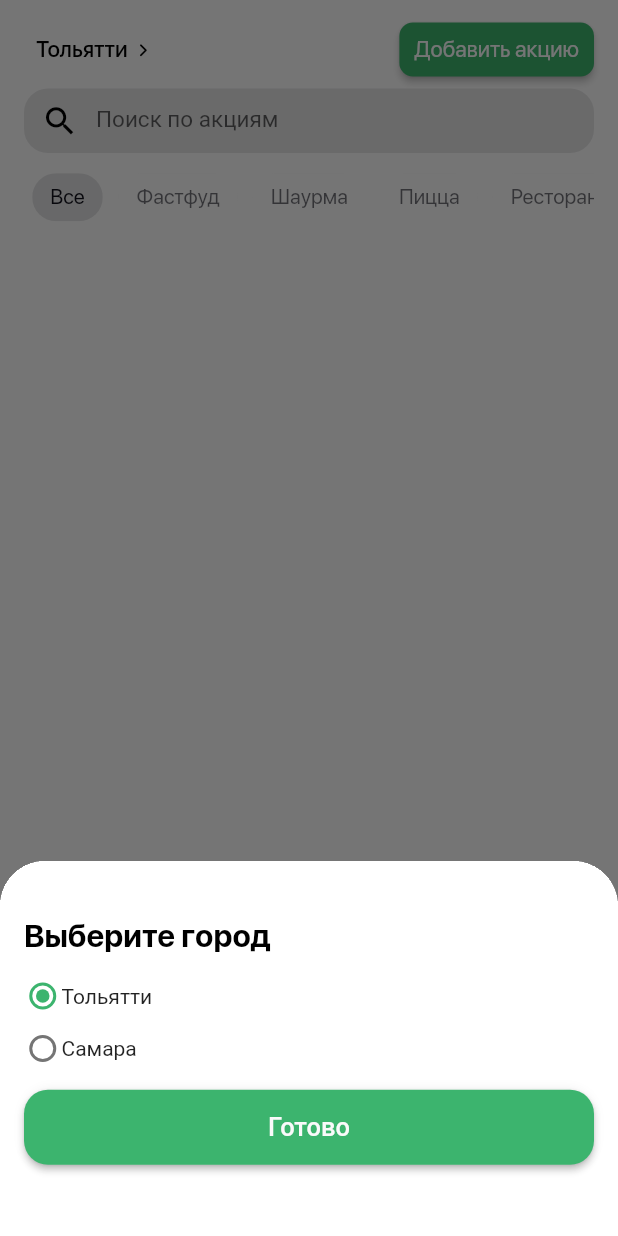
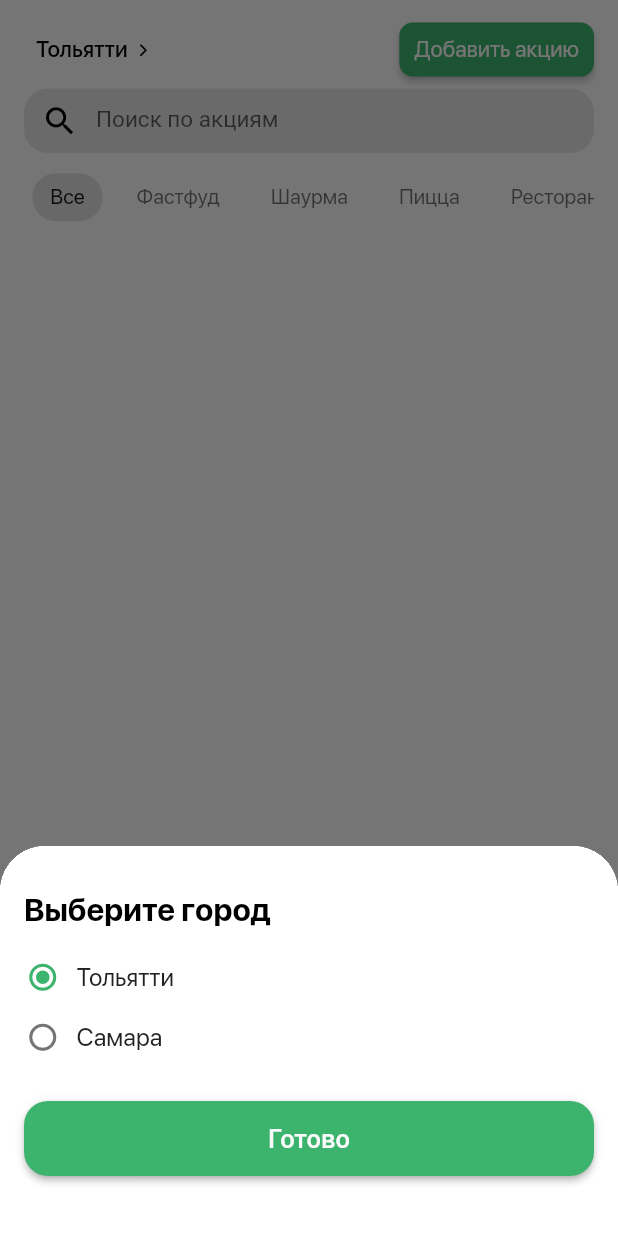
Before and after one commit to YolonnaOss/FoodStorm, a Flutter app: the screen it shows after launch, after a tap on "Тольятти", on a phone screen of 412 x 824 dp. Run offline on Flutter 3.47's test engine with Material 2 defaults, Android fonts, the phone set to English and light mode, and no system bars; our stand-ins replace adaptive_theme, animated_splash_screen, cloud_firestore, firebase_core, flutter_svg, geolocator and 4 more; accounts and stored records are empty; project files that could hold a hidden picture were left out.

Commit message:
Редактирование Bottom Sheet, текста кнопки выбора городов, редактирование названий файлов и классов

```diff
--- a/lib/food_storm_app.dart
+++ b/lib/food_storm_app.dart
@@ -8,10 +8,10 @@ import 'package:foodstorm/helper/constants.dart';
 import 'package:adaptive_theme/adaptive_theme.dart';
 import 'package:foodstorm/providers/map_provider.dart';
 import 'package:foodstorm/providers/app_bar_provider.dart';
-import 'package:foodstorm/providers/main_page_provider.dart';
+import 'package:foodstorm/providers/favorite_provider.dart';
 import 'package:foodstorm/screens/add_promotion_screen.dart';
 import 'package:foodstorm/providers/about_card_provider.dart';
-import 'package:foodstorm/providers/favorite_provider.dart';
+import 'package:foodstorm/providers/promotion_provider.dart';
 import 'package:foodstorm/providers/add_promotion_provider.dart';
 import 'package:flutter_localizations/flutter_localizations.dart';
 import 'package:foodstorm/widgets/material_bottom_bar_widget.dart';
@@ -37,7 +37,7 @@ class FoodStormApp extends StatelessWidget {
           create: (_) => AppBarProvider(),
         ),
         ChangeNotifierProvider(
-          create: (_) => MainPageProvider(),
+          create: (_) => PromotionProvider(),
         ),
         ChangeNotifierProvider(
           create: (_) => MapProvider(),
--- a/lib/l10n/intl_en.arb
+++ b/lib/l10n/intl_en.arb
@@ -45,5 +45,7 @@
     "attention": "Внимание!",
     "clear_favorite_text": "Очистить весь список избранного?",
     "yes": "Да",
-    "no": "Нет"
+    "no": "Нет",
+    "togliatty": "Тольятти",
+    "samara": "Самара"
 }
--- a/lib/l10n/intl_ru.arb
+++ b/lib/l10n/intl_ru.arb
@@ -45,5 +45,7 @@
   "attention": "Внимание!",
   "clear_favorite_text": "Очистить весь список избранного?",
   "yes": "Да",
-  "no": "Нет"
+  "no": "Нет",
+  "togliatty": "Тольятти",
+  "samara": "Самара"
 }
--- a/lib/providers/main_page_provider.dart
+++ /dev/null
@@ -1,10 +0,0 @@
-import 'package:flutter/material.dart';
-
-class MainPageProvider extends ChangeNotifier {
-  String sort = '';
-
-  changeSort(String filter) {
-    sort = filter;
-    notifyListeners();
-  }
-}
--- /dev/null
+++ b/lib/providers/promotion_provider.dart
@@ -0,0 +1,26 @@
+import 'package:flutter/material.dart';
+import 'package:foodstorm/generated/l10n.dart';
+
+enum Cities { togliatty, samara }
+
+class PromotionProvider extends ChangeNotifier {
+  String sort = '';
+
+  Cities? city = Cities.togliatty;
+  String cityName = '';
+
+  changeSort(String filter) {
+    if (filter == 'Все') {
+      sort = '';
+      notifyListeners();
+    } else {
+      sort = filter;
+      notifyListeners();
+    }
+  }
+
+  changeCity(Cities? currentCyty, BuildContext context) {
+    city = currentCyty;
+    notifyListeners();
+  }
+}
--- a/lib/widgets/cards_list_widget.dart
+++ b/lib/widgets/cards_list_widget.dart
@@ -1,3 +1,4 @@
+import 'package:foodstorm/providers/promotion_provider.dart';
 import 'package:intl/intl.dart';
 import 'package:flutter/gestures.dart';
 import 'package:flutter/material.dart';
@@ -18,12 +19,18 @@ class CardsListWidget extends StatefulWidget {
 class _CardsListWidgetState extends State<CardsListWidget> {
   @override
   Widget build(BuildContext context) {
-    final provider = Provider.of<FavoriteProvider>(context);
+    final favoriteProvider = Provider.of<FavoriteProvider>(context);
+    final promotionProvider = Provider.of<PromotionProvider>(context);
     final firestore = FirebaseFirestore.instance.collection('cards');
+    final filteringFirestore = FirebaseFirestore.instance
+        .collection('cards')
+        .where('tags', arrayContains: promotionProvider.sort);
     return Expanded(
       flex: 1,
       child: StreamBuilder(
-        stream: firestore.snapshots(),
+        stream: promotionProvider.sort.isEmpty
+            ? firestore.snapshots()
+            : filteringFirestore.snapshots(),
         builder: (context, AsyncSnapshot<QuerySnapshot> snapshot) {
           if (snapshot.hasData) {
             final cards = snapshot.data!.docs;
@@ -70,6 +77,9 @@ class _CardsListWidgetState extends State<CardsListWidget> {
                                   children: [
                                     Image.network(
                                       cards[index]['image'],
+                                      errorBuilder:
+                                          ((context, error, stackTrace) =>
+                                              Container()),
                                       width: double.infinity,
                                       fit: BoxFit.fitWidth,
                                     ),
@@ -234,7 +244,7 @@ class _CardsListWidgetState extends State<CardsListWidget> {
                                                             .primaryColor
                                                             .withOpacity(0.15),
                                                         onTap: () async {
-                                                          await provider
+                                                          await favoriteProvider
                                                               .addPostToFavorite(
                                                             cards[index].id,
                                                             cards[index]
@@ -299,9 +309,10 @@ class _CardsListWidgetState extends State<CardsListWidget> {
                                                           width: 45.0,
                                                           height: 45.0,
                                                           child: Icon(
-                                                            provider.checkFavoriteCard(
-                                                                    cards[index]
-                                                                        .id)
+                                                            favoriteProvider
+                                                                    .checkFavoriteCard(
+                                                                        cards[index]
+                                                                            .id)
                                                                 ? StormIcons
                                                                     .heart_fill
                                                                 : StormIcons
--- a/lib/widgets/choise_chips_widget.dart
+++ b/lib/widgets/choise_chips_widget.dart
@@ -2,7 +2,7 @@ import 'package:flutter/material.dart';
 import 'package:provider/provider.dart';
 import 'package:foodstorm/helper/constants.dart';
 import 'package:foodstorm/helper/task_list.dart';
-import 'package:foodstorm/providers/main_page_provider.dart';
+import 'package:foodstorm/providers/promotion_provider.dart';
 
 class ChoiseChipsWidget extends StatefulWidget {
   const ChoiseChipsWidget({Key? key}) : super(key: key);
@@ -12,10 +12,10 @@ class ChoiseChipsWidget extends StatefulWidget {
 }
 
 class _ChoiseChipsWidgetState extends State<ChoiseChipsWidget> {
-  int? _value = 0;
+  int _value = 0;
   @override
   Widget build(BuildContext context) {
-    final provider = Provider.of<MainPageProvider>(context);
+    final provider = Provider.of<PromotionProvider>(context);
     return Container(
       margin: const EdgeInsets.symmetric(vertical: 4.0),
       width: double.infinity,
@@ -47,8 +47,7 @@ class _ChoiseChipsWidgetState extends State<ChoiseChipsWidget> {
             selected: _value == index ? true : false,
             onSelected: (_) {
               setState(() {
-                if (index == 1) provider.changeSort(chipsText[index]);
-                if (index == 2) provider.changeSort(chipsText[index]);
+                provider.changeSort(chipsText[index]);
                 _value = index;
               });
             },
--- a/lib/widgets/main_app_bar_widget.dart
+++ b/lib/widgets/main_app_bar_widget.dart
@@ -1,10 +1,11 @@
 import '../generated/l10n.dart';
+import 'package:sizer/sizer.dart';
 import 'package:flutter/material.dart';
+import 'package:provider/provider.dart';
 import 'package:foodstorm/helper/constants.dart';
 import 'package:foodstorm/widgets/button_widget.dart';
+import 'package:foodstorm/providers/promotion_provider.dart';
 import 'package:foodstorm/helper/icons/storm_icons_icons.dart';
-
-enum Cities { togliatty, samara }
 
 class MainAppBarWidget extends StatefulWidget {
   const MainAppBarWidget({Key? key}) : super(key: key);
@@ -16,8 +17,7 @@ class MainAppBarWidget extends StatefulWidget {
 class _MainAppBarWidgetState extends State<MainAppBarWidget> {
   @override
   Widget build(BuildContext context) {
-    Cities? _city = Cities.togliatty;
-
+    final promotionProvider = Provider.of<PromotionProvider>(context);
     return Padding(
       padding: const EdgeInsets.symmetric(vertical: 3.0),
       child: SizedBox(
@@ -47,11 +47,12 @@ class _MainAppBarWidgetState extends State<MainAppBarWidget> {
                       ),
                     ),
                     context: context,
-                    builder: (context) => StatefulBuilder(
+                    builder: (context) => Wrap(
+                      children: [
+                        StatefulBuilder(
                           builder: (context, state) {
                             return Container(
                               color: Theme.of(context).highlightColor,
-                          height: 250.0,
                               width: double.infinity,
                               child: Padding(
                                 padding: const EdgeInsets.symmetric(
@@ -60,7 +61,8 @@ class _MainAppBarWidgetState extends State<MainAppBarWidget> {
                                 ),
                                 child: Column(
                                   crossAxisAlignment: CrossAxisAlignment.start,
-                              mainAxisAlignment: MainAxisAlignment.spaceAround,
+                                  mainAxisAlignment:
+                                      MainAxisAlignment.spaceAround,
                                   children: [
                                     Text(
                                       S.of(context).choise_city,
@@ -71,56 +73,101 @@ class _MainAppBarWidgetState extends State<MainAppBarWidget> {
                                       ),
                                     ),
                                     Column(
-                                  mainAxisAlignment: MainAxisAlignment.start,
-                                  crossAxisAlignment: CrossAxisAlignment.start,
+                                      mainAxisAlignment:
+                                          MainAxisAlignment.start,
+                                      crossAxisAlignment:
+                                          CrossAxisAlignment.start,
                                       children: [
-                                    Row(
+                                        const SizedBox(
+                                          height: 20.0,
+                                        ),
+                                        InkWell(
+                                          onTap: () {
+                                            state(() {
+                                              promotionProvider.changeCity(
+                                                  Cities.togliatty, context);
+                                            });
+                                          },
+                                          child: Row(
                                             children: [
                                               SizedBox(
                                                 width: 25.0,
                                                 height: 25.0,
                                                 child: Radio(
-                                            activeColor:
-                                                Theme.of(context).primaryColor,
+                                                  activeColor: Theme.of(context)
+                                                      .primaryColor,
                                                   value: Cities.togliatty,
-                                            groupValue: _city,
+                                                  groupValue:
+                                                      promotionProvider.city,
                                                   onChanged: (Cities? value) {
                                                     state(() {
-                                                _city = value;
+                                                      promotionProvider
+                                                          .changeCity(
+                                                              value, context);
                                                     });
                                                   },
                                                 ),
                                               ),
-                                        const Text('Тольятти'),
+                                              const SizedBox(
+                                                width: 10.0,
+                                              ),
+                                              Text(
+                                                S.of(context).togliatty,
+                                                style: TextStyle(
+                                                  fontFamily: ConstFont.sReg,
+                                                  fontSize: 12.sp,
+                                                ),
+                                              ),
                                             ],
                                           ),
+                                        ),
                                         const SizedBox(
-                                      height: 10.0,
+                                          height: 15.0,
                                         ),
-                                    Row(
+                                        InkWell(
+                                          onTap: (() {
+                                            state(() {
+                                              promotionProvider.changeCity(
+                                                  Cities.samara, context);
+                                            });
+                                          }),
+                                          child: Row(
                                             children: [
                                               SizedBox(
                                                 width: 25.0,
                                                 height: 25.0,
                                                 child: Radio(
-                                            activeColor:
-                                                Theme.of(context).primaryColor,
+                                                  activeColor: Theme.of(context)
+                                                      .primaryColor,
                                                   value: Cities.samara,
-                                            groupValue: _city,
+                                                  groupValue:
+                                                      promotionProvider.city,
                                                   onChanged: (Cities? value) {
                                                     state(() {
-                                                _city = value;
+                                                      promotionProvider
+                                                          .changeCity(
+                                                              value, context);
                                                     });
                                                   },
                                                 ),
                                               ),
-                                        const Text(
-                                          'Самара',
-                                          style: TextStyle(),
+                                              const SizedBox(
+                                                width: 10.0,
+                                              ),
+                                              Text(
+                                                S.of(context).samara,
+                                                style: TextStyle(
+                                                  fontFamily: ConstFont.sReg,
+                                                  fontSize: 12.sp,
+                                                ),
                                               ),
                                             ],
                                           ),
+                                        ),
                                       ],
+                                    ),
+                                    const SizedBox(
+                                      height: 30.0,
                                     ),
                                     ButtonWidget(
                                       state: false,
@@ -136,6 +183,8 @@ class _MainAppBarWidgetState extends State<MainAppBarWidget> {
                             );
                           },
                         ),
+                      ],
+                    ),
                   );
                 },
                 child: Row(
@@ -144,7 +193,9 @@ class _MainAppBarWidgetState extends State<MainAppBarWidget> {
                   crossAxisAlignment: CrossAxisAlignment.center,
                   children: [
                     Text(
-                      S.of(context).app_bar_text_button,
+                      promotionProvider.city == Cities.togliatty
+                          ? S.of(context).togliatty
+                          : S.of(context).samara,
                       style: TextStyle(
                         color: Theme.of(context).shadowColor,
                         fontSize: 15.0,
```
Also changed, not shown: lib/generated/intl/messages_en.dart, lib/generated/intl/messages_ru.dart, lib/generated/l10n.dart. Lines whose indentation alone changed are shown as unchanged.
